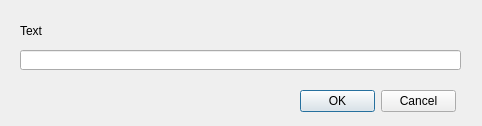
This is ssh_ask_pass/ssh_ask_pass_dialog.ui in c3d/tao3D as Qt 5 draws it before an edit. The edited form follows.
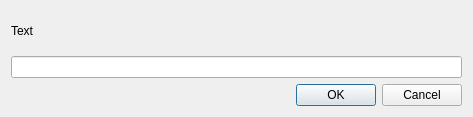
This is the edited form.

Commit message: ssh_ask_pass dialog: use layout and set QLabel vertical size policy to minimumExpanding. Fixes #721.

What changed in the file:
```diff
--- a/ssh_ask_pass/ssh_ask_pass_dialog.ui
+++ b/ssh_ask_pass/ssh_ask_pass_dialog.ui
@@ -6,52 +6,42 @@
    <rect>
     <x>0</x>
     <y>0</y>
-    <width>482</width>
-    <height>126</height>
+    <width>473</width>
+    <height>117</height>
    </rect>
   </property>
   <property name="windowTitle">
    <string>Tao - Authentication Required</string>
   </property>
+  <layout class="QVBoxLayout" name="verticalLayout">
+   <item>
   <widget class="QLabel" name="label">
-   <property name="geometry">
-    <rect>
-     <x>20</x>
-     <y>20</y>
-     <width>371</width>
-     <height>21</height>
-    </rect>
+     <property name="sizePolicy">
+      <sizepolicy hsizetype="Preferred" vsizetype="MinimumExpanding">
+       <horstretch>0</horstretch>
+       <verstretch>0</verstretch>
+      </sizepolicy>
    </property>
    <property name="text">
     <string>Text</string>
    </property>
   </widget>
+   </item>
+   <item>
   <widget class="QLineEdit" name="lineEdit">
-   <property name="geometry">
-    <rect>
-     <x>20</x>
-     <y>50</y>
-     <width>441</width>
-     <height>20</height>
-    </rect>
-   </property>
    <property name="echoMode">
     <enum>QLineEdit::Password</enum>
    </property>
   </widget>
+   </item>
+   <item>
   <widget class="QDialogButtonBox" name="buttonBox">
-   <property name="geometry">
-    <rect>
-     <x>300</x>
-     <y>90</y>
-     <width>156</width>
-     <height>23</height>
-    </rect>
-   </property>
    <property name="standardButtons">
     <set>QDialogButtonBox::Cancel|QDialogButtonBox::Ok</set>
    </property>
   </widget>
+   </item>
+  </layout>
  </widget>
  <layoutdefault spacing="6" margin="11"/>
  <resources/>
```
Left out of the diff: 2 changed lines with no effect on the pictures. Lines whose indentation alone changed are shown as unchanged. The commit also changes 1 other file.
